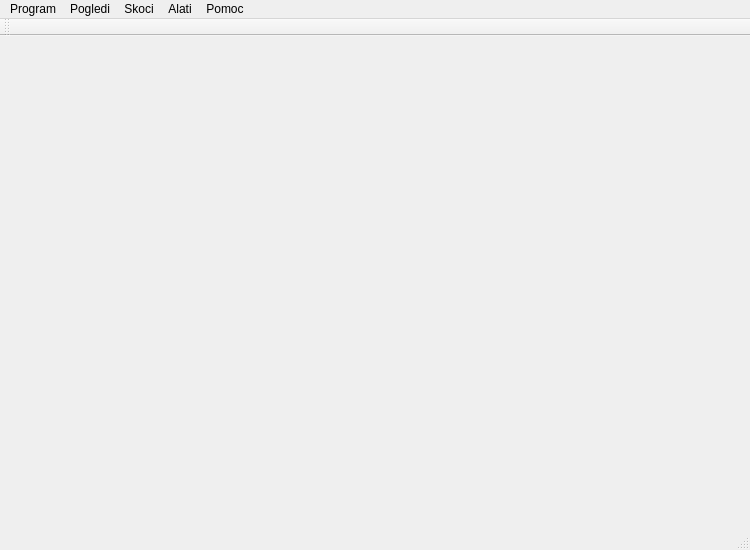
Before: the Qt Designer form T-Rex/Gui/mainwindow.ui in michael-s92/rs15-26, drawn with Qt 5.
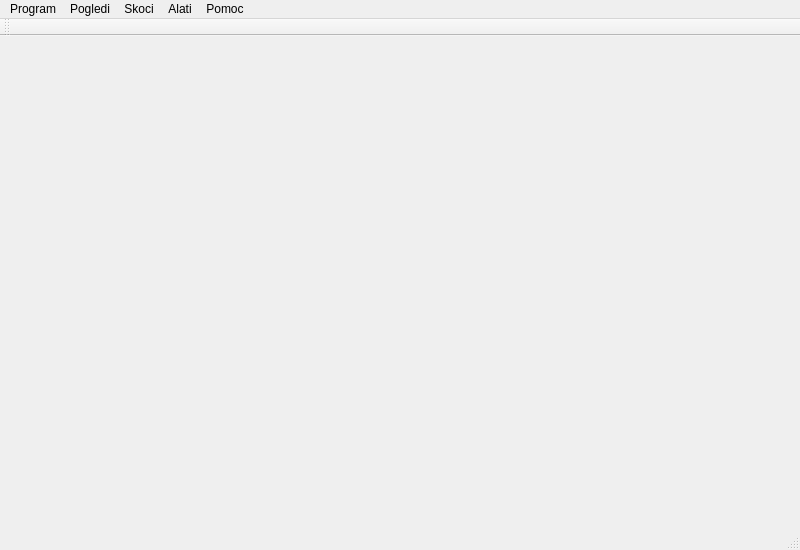
After: the same form once the commit is applied. Icons and pictures are not drawn.

```diff
--- a/T-Rex/Gui/mainwindow.ui
+++ b/T-Rex/Gui/mainwindow.ui
@@ -6,7 +6,7 @@
    <rect>
     <x>0</x>
     <y>0</y>
-    <width>750</width>
+    <width>800</width>
     <height>550</height>
    </rect>
   </property>
@@ -19,7 +19,7 @@
     <rect>
      <x>0</x>
      <y>0</y>
-     <width>750</width>
+     <width>800</width>
      <height>25</height>
     </rect>
    </property>
```
Left out of the diff: 18 changed lines with no effect on the pictures.
